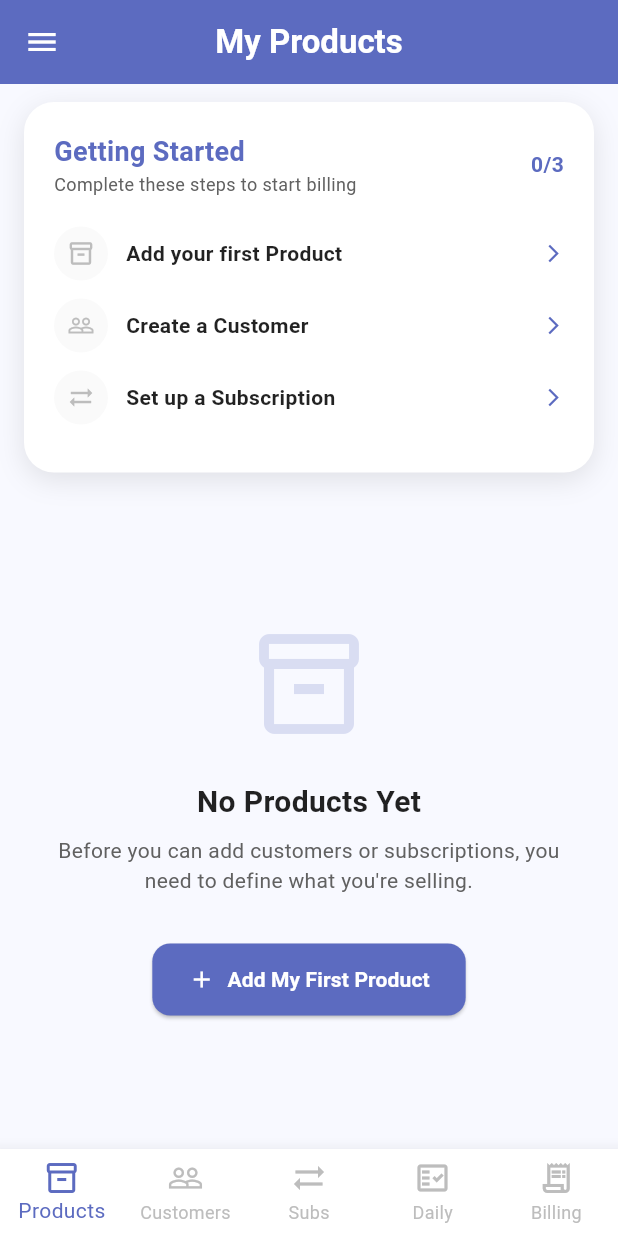
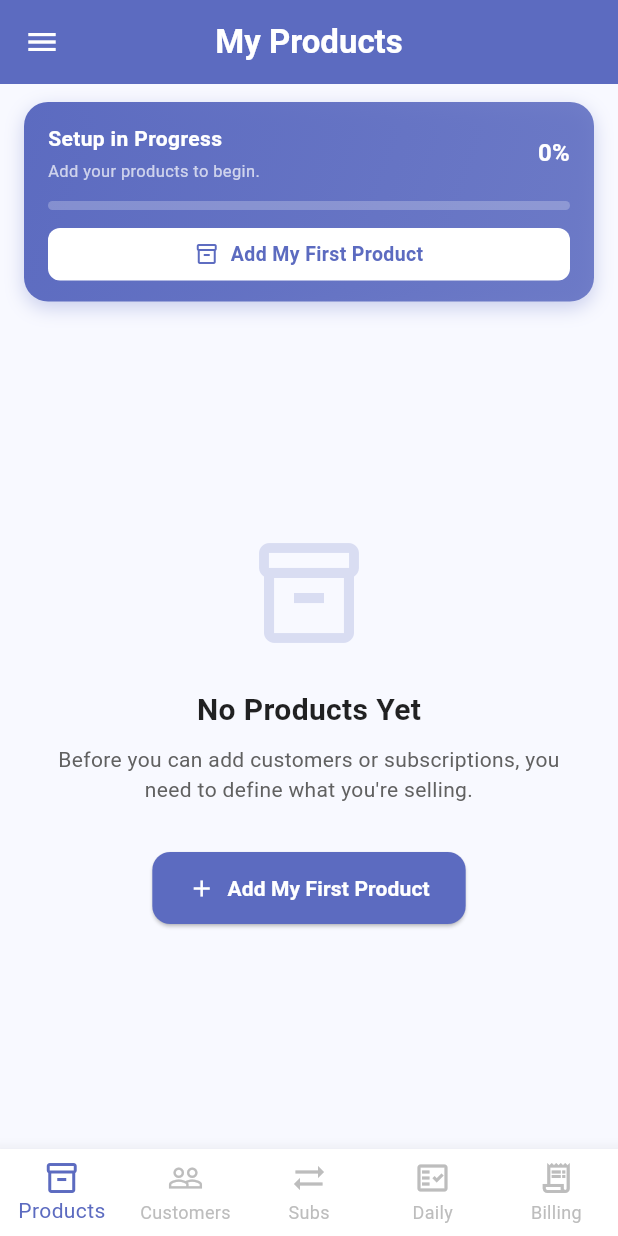
Before and after one commit to jignasa06/daily-delivery-manager, a Flutter app: the screen it shows once a user with an empty profile is signed in, on a phone screen of 412 x 824 dp. Run offline on Flutter 3.47's test engine with Material 3 defaults, Android fonts, the phone set to English and light mode, and no system bars; our stand-ins replace cloud_firestore, firebase_auth, firebase_core, get, google_fonts; accounts and stored records are empty; statements that could not run were skipped.

```diff
--- a/lib/core/services/auth_service.dart
+++ b/lib/core/services/auth_service.dart
@@ -3,6 +3,7 @@ import 'package:firebase_auth/firebase_auth.dart';
 import 'package:get/get.dart';
 import 'package:p_v_j/core/utils/snackbar_utils.dart';
 import 'package:p_v_j/core/constants/app_strings.dart';
+import 'package:flutter/foundation.dart';
 
 class AuthService extends GetxService {
   final FirebaseAuth _auth = FirebaseAuth.instance;
@@ -153,7 +154,12 @@ class AuthService extends GetxService {
         }, SetOptions(merge: true));
       }
 
-      await fetchUserRole(userCredential.user!.uid);
+      // Direct State Update: Set local state variables immediately to avoid race conditions with Firestore propagation
+      currentUserRole.value = finalRole;
+      currentVendorId.value = vendorId ?? (finalRole == AppStrings.roleAdmin ? userCredential.user!.uid : '');
+      currentCustomerId.value = customerId ?? '';
+
+      debugPrint("AuthService: Manual set after Signup. Role: ${currentUserRole.value}, VendorID: ${currentVendorId.value}");
 
       _isRegistering = false;
       await _setInitialScreen(userCredential.user);
--- a/lib/features/auth/presentation/screens/signup_screen.dart
+++ b/lib/features/auth/presentation/screens/signup_screen.dart
@@ -17,7 +17,7 @@ class SignupScreen extends StatefulWidget {
 }
 
 class _SignupScreenState extends State<SignupScreen> {
-  String role = AppStrings.roleAdmin; // Default to Vendor
+  String? role; // No default role
   final _formKey = GlobalKey<FormState>();
   TextEditingController nameController = TextEditingController();
   TextEditingController emailController = TextEditingController();
@@ -26,13 +26,17 @@ class _SignupScreenState extends State<SignupScreen> {
 
   void _submit() async {
     if (_formKey.currentState!.validate()) {
+      if (role == null) {
+        SnackbarUtils.showError("Please select your Account Type (Vendor or Customer)");
+        return;
+      }
       setState(() => _isLoading = true);
       final authService = Get.find<AuthService>();
       await authService.signUpWithEmail(
         emailController.text.trim(),
         passwordController.text.trim(),
         nameController.text.trim(),
-        role,
+        role!,
       );
 
       // AuthService._setInitialScreen will handle role-based redirection
@@ -125,7 +129,7 @@ class _SignupScreenState extends State<SignupScreen> {
                             _buildLabel(AppStrings.roleSelectorSignup),
                             const SizedBox(height: 12),
                             CommonRoleSelector(
-                              currentRole: role,
+                              currentRole: role ?? '',
                               onRoleChanged: (newRole) => setState(() => role = newRole),
                             ),
                             const SizedBox(height: 32),
--- a/lib/features/vendor/customers/presentation/screens/customers_screen.dart
+++ b/lib/features/vendor/customers/presentation/screens/customers_screen.dart
@@ -3,8 +3,6 @@ import 'package:get/get.dart';
 import 'controller/customer_controller.dart';
 import '/core/constants/app_colors.dart';
 import '/core/widgets/common_text_field.dart';
-
-import 'package:p_v_j/features/vendor/dashboard/presentation/widgets/setup_progress_widget.dart';
 
 class CustomersScreen extends StatelessWidget {
   CustomersScreen({super.key});
@@ -16,7 +14,6 @@ class CustomersScreen extends StatelessWidget {
   Widget build(BuildContext context) {
     return Column(
       children: [
-        const SetupProgressWidget(),
         Expanded(
           child: Obx(() {
             if (controller.customers.isEmpty) {
--- a/lib/features/vendor/dashboard/presentation/screens/dashboard_screen.dart
+++ b/lib/features/vendor/dashboard/presentation/screens/dashboard_screen.dart
@@ -11,6 +11,7 @@ import '../../../leaves/presentation/screens/leaves_screen.dart';
 import '../../../subscriptions/presentation/screens/subscriptions_screen.dart';
 import 'admin_requests_screen.dart';
 import 'vendor_profile_screen.dart';
+import '../widgets/setup_progress_widget.dart';
 
 class DashboardScreen extends StatelessWidget {
   DashboardScreen({super.key});
@@ -138,7 +139,13 @@ class DashboardScreen extends StatelessWidget {
               ],
             ),
           ),
-          body: IndexedStack(
+          body: Column(
+            children: [
+              // Show setup guide only for the first 3 (setup-related) tabs
+              if (controller.currentIndex.value < 3)
+                const SetupProgressWidget(),
+              Expanded(
+                child: IndexedStack(
                   index: controller.currentIndex.value,
                   children: [
                     ProductsScreen(), // Index 0
@@ -147,6 +154,9 @@ class DashboardScreen extends StatelessWidget {
                     DailyEntryScreen(), // Index 3
                     BillingScreen(), // Index 4
                     LeavesScreen(), // Index 5
+                  ],
+                ),
+              ),
             ],
           ),
           bottomNavigationBar: BottomNavigationBar(
--- a/lib/features/vendor/dashboard/presentation/widgets/setup_progress_widget.dart
+++ b/lib/features/vendor/dashboard/presentation/widgets/setup_progress_widget.dart
@@ -13,50 +13,97 @@ class SetupProgressWidget extends StatelessWidget {
     return Obx(() {
       if (controller.isSetupComplete) return const SizedBox.shrink();
 
+      final completedSteps = _getCompletedSteps(controller);
+      final progress = completedSteps / 3.0;
+      final nextAction = _getNextAction(controller);
+
       return Container(
-        margin: const EdgeInsets.symmetric(horizontal: 16, vertical: 12),
-        padding: const EdgeInsets.all(20),
+        margin: const EdgeInsets.fromLTRB(16, 12, 16, 4),
+        padding: const EdgeInsets.symmetric(horizontal: 16, vertical: 14),
         decoration: BoxDecoration(
-          color: Colors.white,
-          borderRadius: BorderRadius.circular(20),
+          gradient: LinearGradient(
+            colors: [AppColors.primary, AppColors.primary.withValues(alpha: 0.85)],
+            begin: Alignment.topLeft,
+            end: Alignment.bottomRight,
+          ),
+          borderRadius: BorderRadius.circular(16),
           boxShadow: [
-            BoxShadow(color: Colors.black.withValues(alpha: 0.1), blurRadius: 15, offset: const Offset(0, 5))
+            BoxShadow(
+              color: AppColors.primary.withValues(alpha: 0.3),
+              blurRadius: 10,
+              offset: const Offset(0, 4),
+            )
           ],
         ),
         child: Column(
-          crossAxisAlignment: CrossAxisAlignment.start,
           children: [
             Row(
-              mainAxisAlignment: MainAxisAlignment.spaceBetween,
               children: [
-                const Column(
-                  crossAxisAlignment: CrossAxisAlignment.start,
+                Expanded(
+                  child: Column(
+                    crossAxisAlignment: CrossAxisAlignment.start,
+                    children: [
+                      const Text(
+                        'Setup in Progress',
+                        style: TextStyle(
+                            color: Colors.white,
+                            fontSize: 14,
+                            fontWeight: FontWeight.bold),
+                      ),
+                      const SizedBox(height: 4),
+                      Text(
+                        nextAction['hint']!,
+                        style: const TextStyle(
+                            color: Colors.white70, fontSize: 11),
+                      ),
+                    ],
+                  ),
+                ),
+                Text(
+                  '${(progress * 100).toInt()}%',
+                  style: const TextStyle(
+                      color: Colors.white,
+                      fontSize: 16,
+                      fontWeight: FontWeight.bold),
+                ),
+              ],
+            ),
+            const SizedBox(height: 12),
+            ClipRRect(
+              borderRadius: BorderRadius.circular(10),
+              child: LinearProgressIndicator(
+                value: progress,
+                backgroundColor: Colors.white24,
+                valueColor: const AlwaysStoppedAnimation<Color>(Colors.white),
+                minHeight: 6,
+              ),
+            ),
+            const SizedBox(height: 12),
+            GestureDetector(
+              onTap: nextAction['onTap'] as VoidCallback,
+              child: Container(
+                width: double.infinity,
+                padding: const EdgeInsets.symmetric(vertical: 8, horizontal: 12),
+                decoration: BoxDecoration(
+                  color: Colors.white,
+                  borderRadius: BorderRadius.circular(8),
+                ),
+                child: Row(
+                  mainAxisAlignment: MainAxisAlignment.center,
                   children: [
-                    Text('Getting Started', style: TextStyle(fontSize: 18, fontWeight: FontWeight.bold, color: AppColors.primary)),
-                    Text('Complete these steps to start billing', style: TextStyle(fontSize: 12, color: AppColors.textSecondary)),
+                    Icon(nextAction['icon'] as IconData,
+                        size: 16, color: AppColors.primary),
+                    const SizedBox(width: 8),
+                    Text(
+                      nextAction['action']!,
+                      style: const TextStyle(
+                          color: AppColors.primary,
+                          fontSize: 13,
+                          fontWeight: FontWeight.bold),
+                    ),
                   ],
                 ),
-                Text('${_getCompletedSteps(controller)}/3', style: const TextStyle(fontWeight: FontWeight.bold, color: AppColors.primary)),
-              ],
-            ),
-            const SizedBox(height: 20),
-            _buildStep(
-              0, 'Add your first Product',
-              controller.totalProducts.value > 0,
-              Icons.inventory_2_outlined,
-              () => controller.changePage(0)
-            ),
-            _buildStep(
-              1, 'Create a Customer',
-              controller.totalCustomers.value > 0,
-              Icons.people_outline,
-              () => controller.changePage(1)
-            ),
-            _buildStep(
-              2, 'Set up a Subscription',
-              controller.totalSubscriptions.value > 0,
-              Icons.sync_alt,
-              () => controller.changePage(2)
+              ),
             ),
           ],
         ),
@@ -72,35 +119,28 @@ class SetupProgressWidget extends StatelessWidget {
     return count;
   }
 
-  Widget _buildStep(int index, String title, bool isDone, IconData icon, VoidCallback onTap) {
-    return GestureDetector(
-      onTap: onTap,
-      child: Padding(
-        padding: const EdgeInsets.only(bottom: 12.0),
-        child: Row(
-          children: [
-            CircleAvatar(
-              radius: 18,
-              backgroundColor: isDone ? AppColors.success.withValues(alpha: 0.1) : AppColors.surfaceOffWhite,
-              child: Icon(isDone ? Icons.check : icon, size: 18, color: isDone ? AppColors.success : AppColors.textHint),
-            ),
-            const SizedBox(width: 12),
-            Expanded(
-              child: Text(
-                title,
-                style: TextStyle(
-                  fontSize: 14,
-                  fontWeight: isDone ? FontWeight.normal : FontWeight.bold,
-                  color: isDone ? AppColors.textHint : AppColors.textMain,
-                  decoration: isDone ? TextDecoration.lineThrough : null,
-                )
-              ),
-            ),
-            if (!isDone)
-              const Icon(Icons.arrow_forward_ios, size: 14, color: AppColors.primary),
-          ],
-        ),
-      ),
-    );
+  Map<String, dynamic> _getNextAction(DashboardController controller) {
+    if (controller.totalProducts.value == 0) {
+      return {
+        'hint': 'Add your products to begin.',
+        'action': 'Add My First Product',
+        'icon': Icons.inventory_2_outlined,
+        'onTap': () => controller.changePage(0),
+      };
+    } else if (controller.totalCustomers.value == 0) {
+      return {
+        'hint': 'Great! Now register your customers.',
+        'action': 'Create First Customer',
+        'icon': Icons.people_outline,
+        'onTap': () => controller.changePage(1),
+      };
+    } else {
+      return {
+        'hint': 'Final step: Set up their subscriptions.',
+        'action': 'Setup Subscriptions',
+        'icon': Icons.sync_alt,
+        'onTap': () => controller.changePage(2),
+      };
+    }
   }
 }
--- a/lib/features/vendor/products/presentation/screens/products_screen.dart
+++ b/lib/features/vendor/products/presentation/screens/products_screen.dart
@@ -4,7 +4,6 @@ import 'controller/product_controller.dart';
 import '/core/constants/app_colors.dart';
 import '/core/widgets/common_text_field.dart';
 
-import 'package:p_v_j/features/vendor/dashboard/presentation/widgets/setup_progress_widget.dart';
 
 class ProductsScreen extends StatelessWidget {
   ProductsScreen({super.key});
@@ -15,7 +14,6 @@ class ProductsScreen extends StatelessWidget {
   Widget build(BuildContext context) {
     return Column(
       children: [
-        const SetupProgressWidget(),
         Expanded(
           child: Obx(() {
             if (controller.products.isEmpty) {
--- a/lib/features/vendor/subscriptions/presentation/screens/subscriptions_screen.dart
+++ b/lib/features/vendor/subscriptions/presentation/screens/subscriptions_screen.dart
@@ -4,8 +4,6 @@ import 'package:intl/intl.dart';
 import 'controller/subscription_controller.dart';
 import '/core/constants/app_colors.dart';
 import '/core/widgets/common_text_field.dart';
-
-import 'package:p_v_j/features/vendor/dashboard/presentation/widgets/setup_progress_widget.dart';
 
 class SubscriptionsScreen extends StatelessWidget {
   SubscriptionsScreen({super.key});
@@ -16,7 +14,6 @@ class SubscriptionsScreen extends StatelessWidget {
   Widget build(BuildContext context) {
     return Column(
       children: [
-        const SetupProgressWidget(),
         Expanded(
           child: Obx(() {
             if (controller.subscriptions.isEmpty) {
```
Lines whose indentation alone changed are shown as unchanged.
